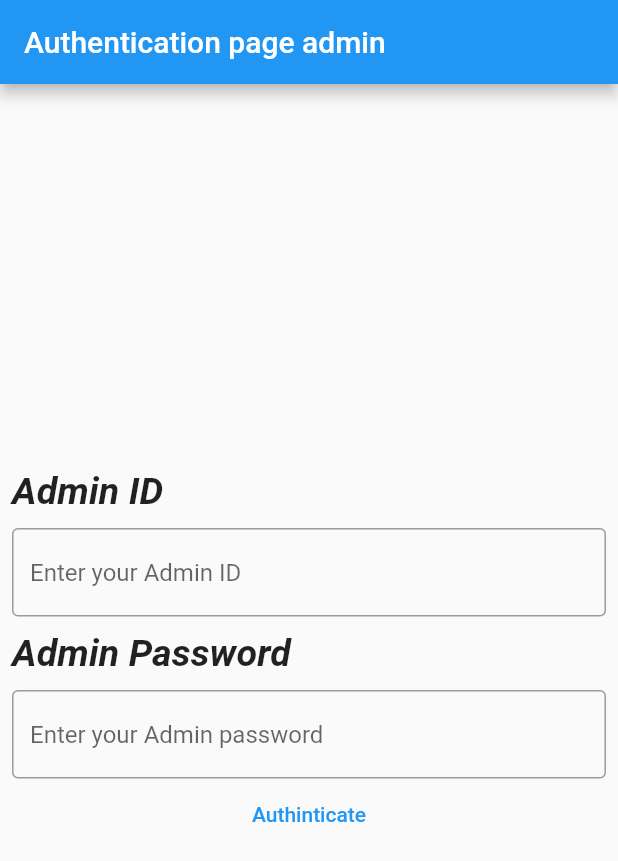
After one commit to Ahmed1Bukha/swe206-tournament-maker, a Flutter app: the AuthPageAdmin screen opened directly, on a phone screen of 412 x 824 dp. The commit adds this screen. Shown: the top 861 px of the screen. Run offline on Flutter 3.47's test engine with Material 2 defaults, Android fonts, the phone set to English and light mode, and no system bars.

Commit message:
admin page instiatiate

```diff
--- /dev/null
+++ b/frontEnd/swe206/lib/authintication/auth_page_admin.dart
@@ -0,0 +1,84 @@
+// ignore_for_file: no_leading_underscores_for_local_identifiers
+
+import 'package:flutter/material.dart';
+import 'package:swe206/home_admin/main_page_admin.dart';
+
+class AuthPageAdmin extends StatelessWidget {
+  const AuthPageAdmin({super.key});
+
+  @override
+  Widget build(BuildContext context) {
+    String _adminID = '';
+    String _adminPass = '';
+    bool isLoading;
+
+    return Scaffold(
+      appBar: AppBar(
+        title: const Text("Authentication page admin"),
+      ),
+      body: Padding(
+        padding: const EdgeInsets.all(8.0),
+        child: Column(
+          crossAxisAlignment: CrossAxisAlignment.start,
+          mainAxisAlignment: MainAxisAlignment.center,
+          children: [
+            const Text(
+              "Admin ID",
+              style: TextStyle(
+                fontSize: 25,
+                fontStyle: FontStyle.italic,
+                fontWeight: FontWeight.bold,
+              ),
+            ),
+            const SizedBox(
+              height: 10,
+            ),
+            TextField(
+              decoration: const InputDecoration(
+                hintText: "Enter your Admin ID",
+                border: OutlineInputBorder(),
+              ),
+              onChanged: (value) {
+                _adminID = value;
+              },
+            ),
+            const SizedBox(
+              height: 10,
+            ),
+            const Text(
+              "Admin Password",
+              style: TextStyle(
+                fontSize: 25,
+                fontStyle: FontStyle.italic,
+                fontWeight: FontWeight.bold,
+              ),
+            ),
+            const SizedBox(
+              height: 10,
+            ),
+            TextField(
+              obscureText: true,
+              enableSuggestions: false,
+              autocorrect: false,
+              decoration: const InputDecoration(
+                hintText: "Enter your Admin password",
+                border: OutlineInputBorder(),
+              ),
+              onChanged: (value) {
+                _adminPass = value;
+              },
+            ),
+            Center(
+                child: TextButton(
+                    onPressed: () {
+                      print(_adminID);
+                      print(_adminPass);
+                      Navigator.pushReplacementNamed(context, MainPageAdmin.id);
+                    },
+                    child: const Text("Authinticate")))
+          ],
+        ),
+      ),
+    );
+  }
+}
--- a/frontEnd/swe206/lib/home_admin/home_page_admin.dart
+++ b/frontEnd/swe206/lib/home_admin/home_page_admin.dart
@@ -14,6 +14,9 @@ class _HomePageAdminState extends State<HomePageAdmin> {
   @override
   Widget build(BuildContext context) {
     return Scaffold(
+      appBar: AppBar(
+        title: const Text("Home page admin"),
+      ),
       body: Container(
         child: const Text("Hello"),
       ),
--- a/frontEnd/swe206/lib/home_student/main_page_student.dart
+++ b/frontEnd/swe206/lib/home_student/main_page_student.dart
@@ -1,5 +1,5 @@
 import 'package:flutter/material.dart';
-import 'package:swe206/authintication/auth.dart';
+import 'package:swe206/authintication/auth_page_student.dart';
 import 'package:swe206/classes/tournamentsManager.dart';
 import 'package:swe206/home_student/home_page_student.dart';
 import 'package:swe206/home_student/search_page_student.dart';
--- a/frontEnd/swe206/lib/main.dart
+++ b/frontEnd/swe206/lib/main.dart
@@ -1,7 +1,8 @@
 import 'package:flutter/material.dart';
-import 'package:swe206/authintication/auth.dart';
+import 'package:swe206/authintication/auth_page_student.dart';
 import 'package:swe206/classes/tournamentsManager.dart';
 import 'package:swe206/home_admin/home_page_admin.dart';
+import 'package:swe206/home_admin/main_page_admin.dart';
 import 'package:swe206/home_student/home_page_student.dart';
 import 'package:swe206/home_student/main_page_student.dart';
 import 'package:swe206/home_student/search_page_student.dart';
@@ -86,6 +87,7 @@ class MyApp extends StatelessWidget {
         HomePageStudent.id: (context) => HomePageStudent(tournamentsManager),
         SearchPageStudent.id: (context) =>
             SearchPageStudent(tournamentsManager),
+        MainPageAdmin.id: (context) => MainPageAdmin()
       },
     );
   }
```
Also changed, not shown: frontEnd/swe206/lib/authintication/auth_page_student.dart (renamed from frontEnd/swe206/lib/authintication/auth.dart, +8 -0 lines), frontEnd/swe206/lib/home_admin/create_tournament_page.dart (added, +17 -0 lines), frontEnd/swe206/lib/home_admin/main_page_admin.dart (added, +69 -0 lines), frontEnd/swe206/lib/home_admin/modify_page.dart (added, +16 -0 lines), frontEnd/swe206/lib/home_admin/search_page_admin.dart (added, +16 -0 lines).
